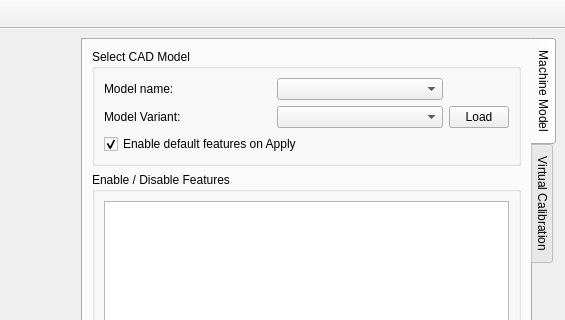
First picture: the form in calcam/gui/qt_designer_files/virtual_calib_editor.ui, repository euratom-software/calcam, before the edit; both pictures show x 362 to 927 and y 0 to 320 of the 927 by 728 pixel window.
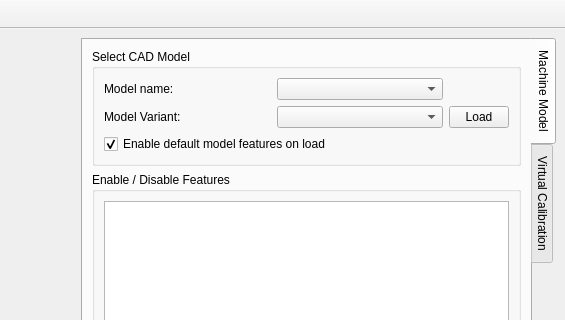
Second picture: the form after the edit.

What changed in the file:
```diff
--- a/calcam/gui/qt_designer_files/virtual_calib_editor.ui
+++ b/calcam/gui/qt_designer_files/virtual_calib_editor.ui
@@ -125,7 +125,7 @@
            <item row="3" column="0" colspan="3">
             <widget class="QCheckBox" name="cad_auto_load">
              <property name="text">
-              <string>Enable default features on Apply</string>
+              <string>Enable default model features on load</string>
              </property>
              <property name="checked">
               <bool>true</bool>
```
